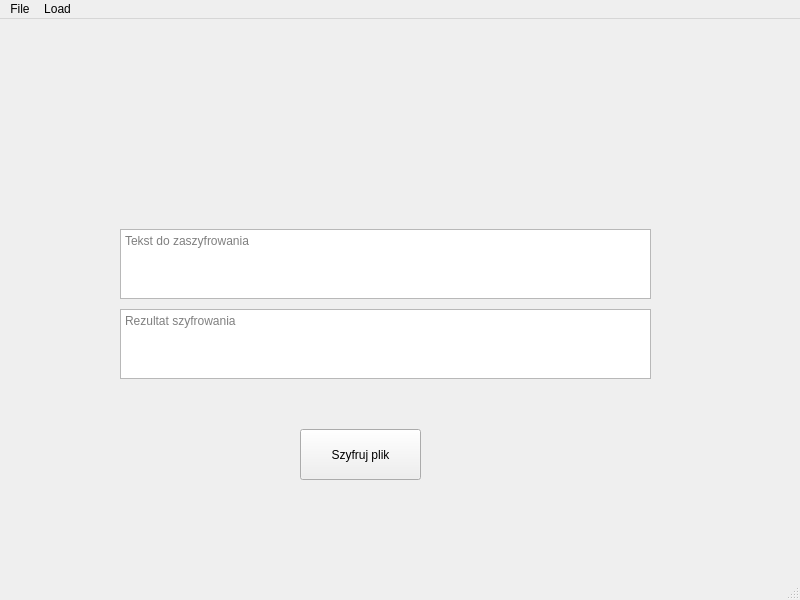
Above: main.ui from dcPTR/AES-encryption before the change. Below: the same form after it.
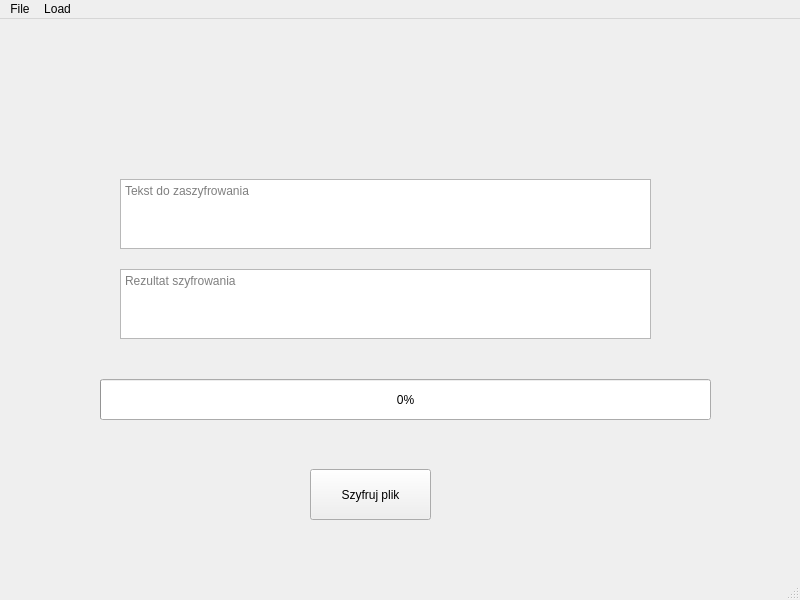
That is the form after the change.

The edit to the form file:
```diff
--- a/main.ui
+++ b/main.ui
@@ -17,8 +17,8 @@
    <widget class="QPushButton" name="cipherButton">
     <property name="geometry">
      <rect>
-      <x>300</x>
-      <y>410</y>
+      <x>310</x>
+      <y>450</y>
       <width>121</width>
       <height>51</height>
      </rect>
@@ -31,7 +31,7 @@
     <property name="geometry">
      <rect>
       <x>120</x>
-      <y>210</y>
+      <y>160</y>
       <width>531</width>
       <height>70</height>
      </rect>
@@ -47,7 +47,7 @@
     <property name="geometry">
      <rect>
       <x>120</x>
-      <y>290</y>
+      <y>250</y>
       <width>531</width>
       <height>70</height>
      </rect>
@@ -59,6 +59,22 @@
      <string>Rezultat szyfrowania</string>
     </property>
    </widget>
+   <widget class="QProgressBar" name="progressBar">
+    <property name="geometry">
+     <rect>
+      <x>100</x>
+      <y>360</y>
+      <width>611</width>
+      <height>41</height>
+     </rect>
+    </property>
+    <property name="maximum">
+     <number>107</number>
+    </property>
+    <property name="value">
+     <number>0</number>
+    </property>
+   </widget>
   </widget>
   <widget class="QMenuBar" name="menubar">
    <property name="geometry">
```
Left out of the diff: 2 changed lines with no effect on the pictures.
